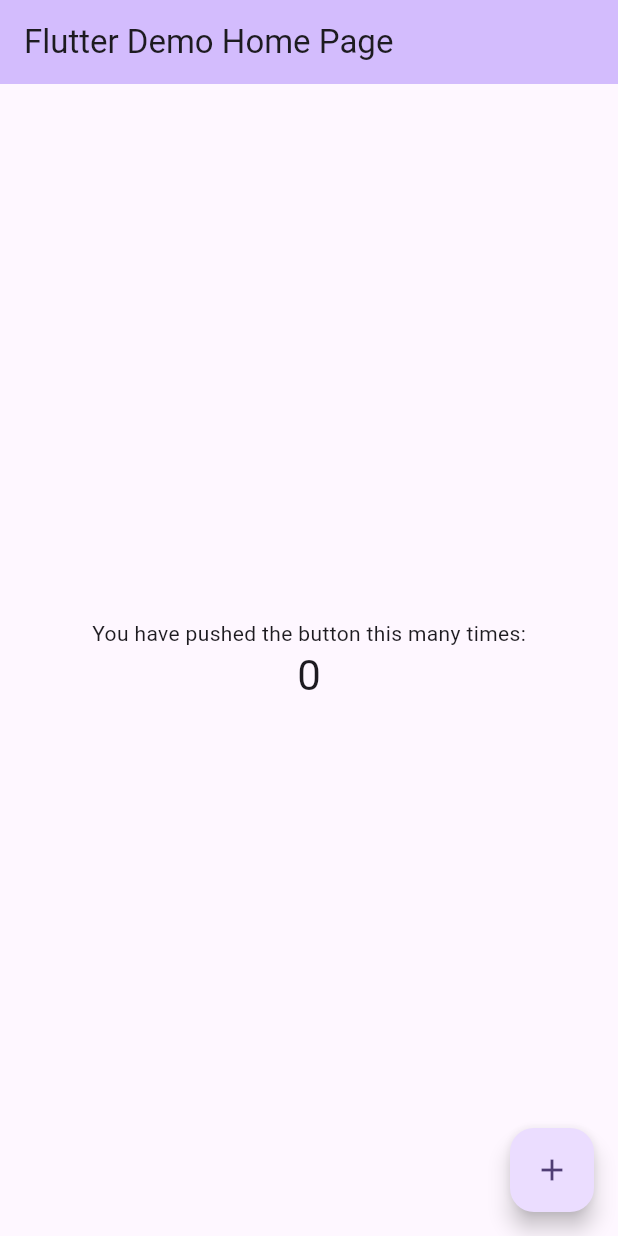
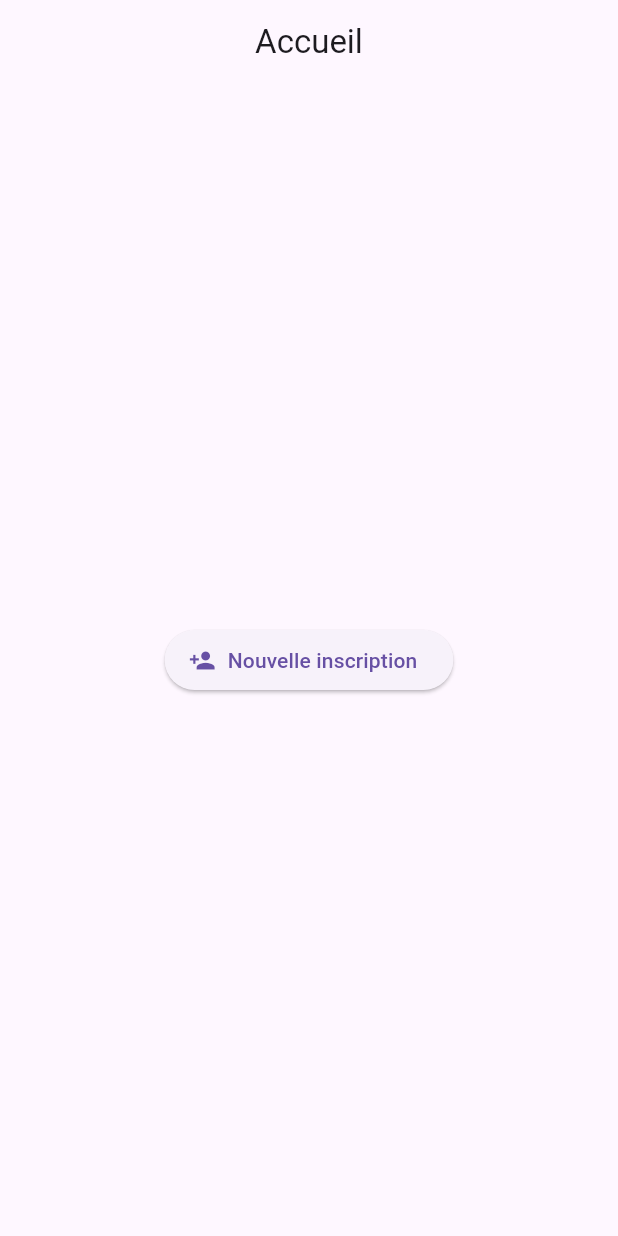
Before and after one commit to SinjeHQ/ios-app, a Flutter app: the screen it shows after launch, on a phone screen of 412 x 824 dp. Run offline on Flutter 3.47's test engine with Material 3 defaults, Android fonts, the phone set to English and light mode, and no system bars.

Commit message:
pages ajouter

```diff
--- a/lib/main.dart
+++ b/lib/main.dart
@@ -1,4 +1,5 @@
 import 'package:flutter/material.dart';
+import 'screens/home_screen.dart';
 
 void main() {
   runApp(const MyApp());
@@ -7,116 +8,13 @@ void main() {
 class MyApp extends StatelessWidget {
   const MyApp({super.key});
 
-  // This widget is the root of your application.
   @override
   Widget build(BuildContext context) {
     return MaterialApp(
-      title: 'Flutter Demo',
-      theme: ThemeData(
-        // This is the theme of your application.
-        //
-        // TRY THIS: Try running your application with "flutter run". You'll see
-        // the application has a purple toolbar. Then, without quitting the app,
-        // try changing the seedColor in the colorScheme below to Colors.green
-        // and then invoke "hot reload" (save your changes or press the "hot
-        // reload" button in a Flutter-supported IDE, or press "r" if you used
-        // the command line to start the app).
-        //
-        // Notice that the counter didn't reset back to zero; the application
-        // state is not lost during the reload. To reset the state, use hot
-        // restart instead.
-        //
-        // This works for code too, not just values: Most code changes can be
-        // tested with just a hot reload.
-        colorScheme: ColorScheme.fromSeed(seedColor: Colors.deepPurple),
-      ),
-      home: const MyHomePage(title: 'Flutter Demo Home Page'),
+      title: 'Collecte de prospects',
+      theme: ThemeData(primarySwatch: Colors.indigo, useMaterial3: true),
+      home: const HomeScreen(),
+      debugShowCheckedModeBanner: false,
     );
   }
 }
-
-class MyHomePage extends StatefulWidget {
-  const MyHomePage({super.key, required this.title});
-
-  // This widget is the home page of your application. It is stateful, meaning
-  // that it has a State object (defined below) that contains fields that affect
-  // how it looks.
-
-  // This class is the configuration for the state. It holds the values (in this
-  // case the title) provided by the parent (in this case the App widget) and
-  // used by the build method of the State. Fields in a Widget subclass are
-  // always marked "final".
-
-  final String title;
-
-  @override
-  State<MyHomePage> createState() => _MyHomePageState();
-}
-
-class _MyHomePageState extends State<MyHomePage> {
-  int _counter = 0;
-
-  void _incrementCounter() {
-    setState(() {
-      // This call to setState tells the Flutter framework that something has
-      // changed in this State, which causes it to rerun the build method below
-      // so that the display can reflect the updated values. If we changed
-      // _counter without calling setState(), then the build method would not be
-      // called again, and so nothing would appear to happen.
-      _counter++;
-    });
-  }
-
-  @override
-  Widget build(BuildContext context) {
-    // This method is rerun every time setState is called, for instance as done
-    // by the _incrementCounter method above.
-    //
-    // The Flutter framework has been optimized to make rerunning build methods
-    // fast, so that you can just rebuild anything that needs updating rather
-    // than having to individually change instances of widgets.
-    return Scaffold(
-      appBar: AppBar(
-        // TRY THIS: Try changing the color here to a specific color (to
-        // Colors.amber, perhaps?) and trigger a hot reload to see the AppBar
-        // change color while the other colors stay the same.
-        backgroundColor: Theme.of(context).colorScheme.inversePrimary,
-        // Here we take the value from the MyHomePage object that was created by
-        // the App.build method, and use it to set our appbar title.
-        title: Text(widget.title),
-      ),
-      body: Center(
-        // Center is a layout widget. It takes a single child and positions it
-        // in the middle of the parent.
-        child: Column(
-          // Column is also a layout widget. It takes a list of children and
-          // arranges them vertically. By default, it sizes itself to fit its
-          // children horizontally, and tries to be as tall as its parent.
-          //
-          // Column has various properties to control how it sizes itself and
-          // how it positions its children. Here we use mainAxisAlignment to
-          // center the children vertically; the main axis here is the vertical
-          // axis because Columns are vertical (the cross axis would be
-          // horizontal).
-          //
-          // TRY THIS: Invoke "debug painting" (choose the "Toggle Debug Paint"
-          // action in the IDE, or press "p" in the console), to see the
-          // wireframe for each widget.
-          mainAxisAlignment: MainAxisAlignment.center,
-          children: <Widget>[
-            const Text('You have pushed the button this many times:'),
-            Text(
-              '$_counter',
-              style: Theme.of(context).textTheme.headlineMedium,
-            ),
-          ],
-        ),
-      ),
-      floatingActionButton: FloatingActionButton(
-        onPressed: _incrementCounter,
-        tooltip: 'Increment',
-        child: const Icon(Icons.add),
-      ), // This trailing comma makes auto-formatting nicer for build methods.
-    );
-  }
-}
--- /dev/null
+++ b/lib/screens/home_screen.dart
@@ -0,0 +1,25 @@
+import 'package:flutter/material.dart';
+import 'form_screen.dart';
+
+class HomeScreen extends StatelessWidget {
+  const HomeScreen({super.key});
+
+  @override
+  Widget build(BuildContext context) {
+    return Scaffold(
+      appBar: AppBar(title: const Text('Accueil'), centerTitle: true),
+      body: Center(
+        child: ElevatedButton.icon(
+          icon: const Icon(Icons.person_add),
+          label: const Text('Nouvelle inscription'),
+          onPressed: () {
+            Navigator.push(
+              context,
+              MaterialPageRoute(builder: (context) => const FormScreen()),
+            );
+          },
+        ),
+      ),
+    );
+  }
+}
```
Also changed, not shown: lib/screens/form_screen.dart (added, +220 -0 lines), lib/services/api_service.dart (added, +12 -0 lines), pubspec.yaml (+9 -0 lines), lib/models/formation.dart (added), lib/models/prospect.dart (added), lib/screens/history_screen.dart (added), lib/services/local_db_service.dart (added), lib/services/sync_service.dart (added), lib/utils/validators.dart (added), pubspec.lock, 3 other files.
